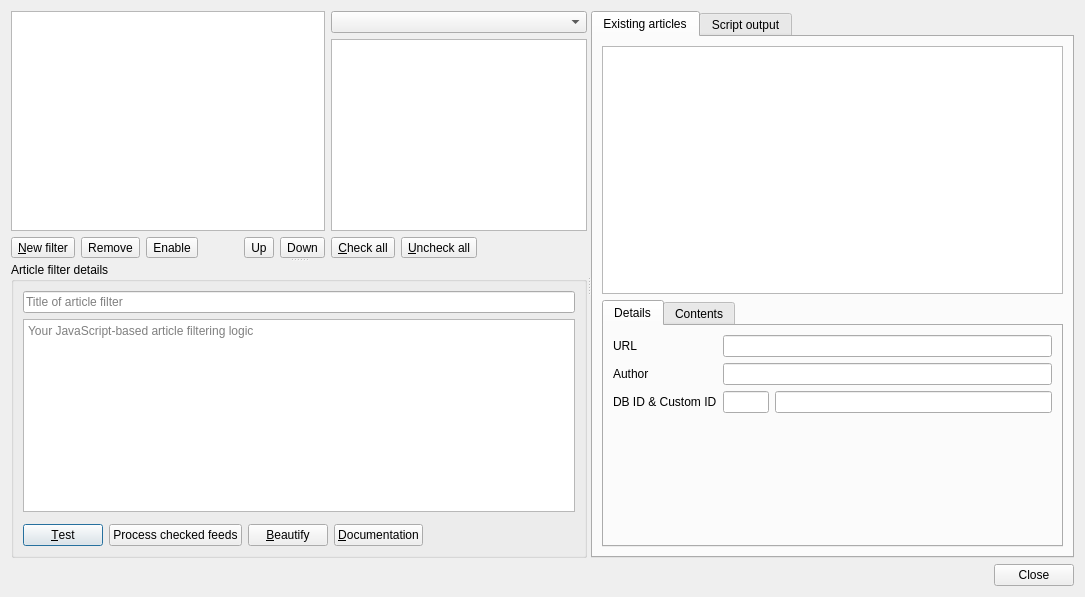
Old version of the form src/librssguard/gui/dialogs/formmessagefiltersmanager.ui in the repository martinrotter/rssguard.
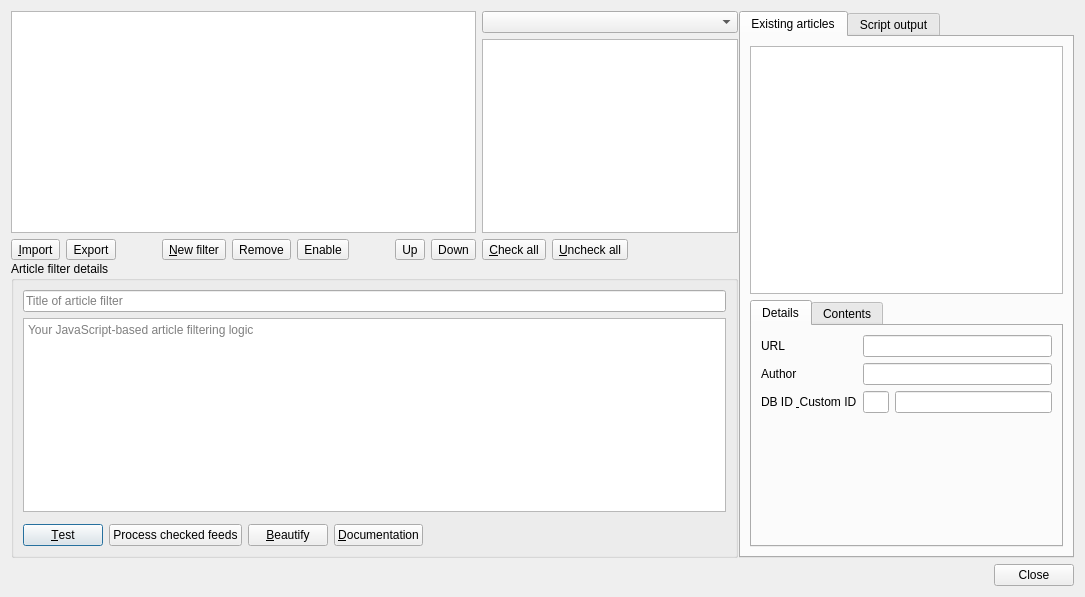
New version of the form. Custom widgets are drawn as their Qt base class.

The edit to the form file:
```diff
--- a/src/librssguard/gui/dialogs/formmessagefiltersmanager.ui
+++ b/src/librssguard/gui/dialogs/formmessagefiltersmanager.ui
@@ -19,10 +19,16 @@
      <property name="orientation">
       <enum>Qt::Orientation::Horizontal</enum>
      </property>
+     <property name="handleWidth">
+      <number>1</number>
+     </property>
      <widget class="QSplitter" name="splitter">
       <property name="orientation">
        <enum>Qt::Orientation::Vertical</enum>
       </property>
+      <property name="handleWidth">
+       <number>1</number>
+      </property>
       <widget class="QWidget" name="layoutWidget">
        <layout class="QGridLayout" name="gridLayout">
         <item row="0" column="0">
@@ -51,6 +57,39 @@
         </item>
         <item row="1" column="0">
          <layout class="QHBoxLayout" name="horizontalLayout_6">
+          <item>
+           <widget class="QToolButton" name="m_btnImport">
+            <property name="toolTip">
+             <string>New filter</string>
+            </property>
+            <property name="text">
+             <string>&amp;Import</string>
+            </property>
+           </widget>
+          </item>
+          <item>
+           <widget class="QToolButton" name="m_btnExport">
+            <property name="toolTip">
+             <string>New filter</string>
+            </property>
+            <property name="text">
+             <string>Export</string>
+            </property>
+           </widget>
+          </item>
+          <item>
+           <spacer name="horizontalSpacer_2">
+            <property name="orientation">
+             <enum>Qt::Orientation::Horizontal</enum>
+            </property>
+            <property name="sizeHint" stdset="0">
+             <size>
+              <width>40</width>
+              <height>20</height>
+             </size>
+            </property>
+           </spacer>
+          </item>
           <item>
            <widget class="QToolButton" name="m_btnAddNew">
             <property name="toolTip">
@@ -299,6 +338,9 @@
               <property name="text">
                <string>URL</string>
               </property>
+              <property name="buddy">
+               <cstring>m_tbMessageUrl</cstring>
+              </property>
              </widget>
             </item>
             <item row="0" column="1">
@@ -320,6 +362,9 @@
               <property name="text">
                <string>Author</string>
               </property>
+              <property name="buddy">
+               <cstring>m_tbMessageAuthor</cstring>
+              </property>
              </widget>
             </item>
             <item row="2" column="1">
@@ -357,6 +402,9 @@
               <property name="text">
                <string>DB ID &amp; Custom ID</string>
               </property>
+              <property name="buddy">
+               <cstring>m_tbMessageDbId</cstring>
+              </property>
              </widget>
             </item>
            </layout>
```
Left out of the diff: 16 changed lines with no effect on the pictures.
